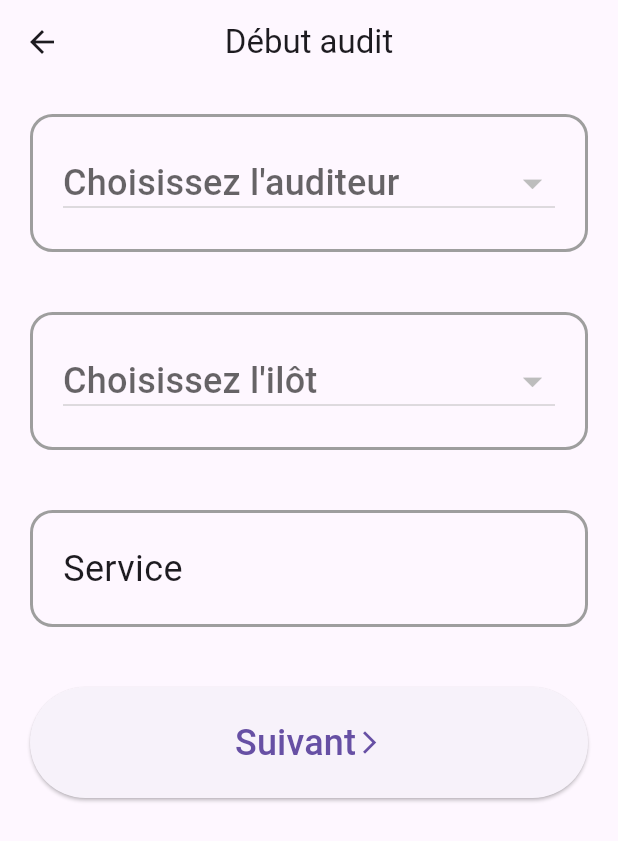
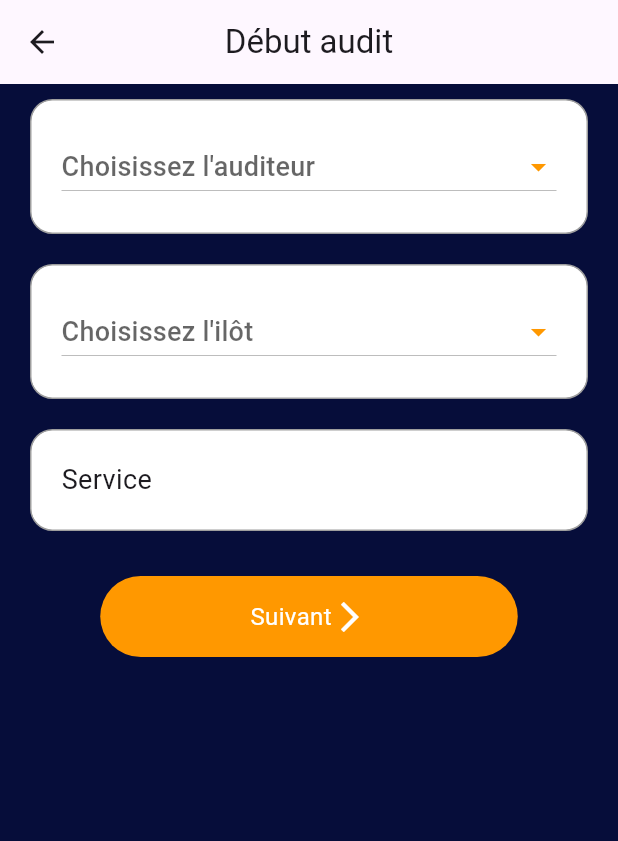
Before and after one commit to ghhada/AUDIT_5S, a Flutter app: the DebutAuditPage screen opened directly, on a phone screen of 412 x 824 dp. Shown: the top 841 px of the screen. Run offline on Flutter 3.47's test engine with Material 3 defaults, Android fonts, the phone set to English and light mode, and no system bars; our stand-ins replace charts_flutter, firebase_analytics, firebase_core, firebase_database, fl_chart, shared_preferences; accounts and stored records are empty.

Commit message:
Description de vos modifications

```diff
--- a/lib/audit/DebutAuditPage.dart
+++ b/lib/audit/DebutAuditPage.dart
@@ -26,7 +26,8 @@ class DebutAuditPage extends StatefulWidget {
   _DebutAuditPageState createState() => _DebutAuditPageState();
 }
 
-class _DebutAuditPageState extends State<DebutAuditPage> {
+class _DebutAuditPageState extends State<DebutAuditPage>
+{
   String? selectedAuditeur;
   String? selectedService;
   String? selectedIlot;
@@ -85,7 +86,7 @@ class _DebutAuditPageState extends State<DebutAuditPage> {
         ),
       );
     } else {
-      // Affichez une boîte de dialogue ou un message d'erreur indiquant à l'utilisateur de remplir toutes les informations nécessaires.
+      // Gérer le cas où les champs ne sont pas sélectionnés
     }
   }
 
@@ -96,25 +97,34 @@ class _DebutAuditPageState extends State<DebutAuditPage> {
         centerTitle: true,
         title: const Text("Début audit"),
       ),
+      backgroundColor: Color(0xFF060D3A),
       body: SingleChildScrollView(
         child: Column(
           crossAxisAlignment: CrossAxisAlignment.stretch,
           children: [
-            Padding(
-              padding: const EdgeInsets.all(20.0),
-              child: Container(
-                padding: widget.containerPadding,
+            // Dropdown pour choisir l'auditeur
+            Container(
+              padding: EdgeInsets.all(20.0),
+              margin: EdgeInsets.symmetric(horizontal: 20.0, vertical: 10.0),
               decoration: BoxDecoration(
-                  border: Border.all(color: Colors.grey, width: widget.containerBorderWidth),
+                color: Color(0xFFFFFFFF),
+                border: Border.all(color: Colors.grey, width: 1.0),
                 borderRadius: BorderRadius.circular(15),
               ),
+              child: Theme(
+                data: Theme.of(context).copyWith(
+                  unselectedWidgetColor: Colors.orange,
+                ),
                 child: DropdownButton<String>(
-                  iconSize: widget.dropdownIconSize,
-                  icon: Icon(Icons.arrow_drop_down),
+                  iconSize: 24.0,
+                  icon: Icon(
+                    Icons.arrow_drop_down,
+                    color: Colors.orange,
+                  ),
                   isExpanded: true,
                   hint: Text(
                     "Choisissez l'auditeur",
-                    style: TextStyle(fontSize: widget.labelTextSize),
+                    style: TextStyle(fontSize: 18.0),
                   ),
                   value: selectedAuditeur,
                   items: auditeursNoms.map((String nom) {
@@ -122,7 +132,7 @@ class _DebutAuditPageState extends State<DebutAuditPage> {
                       value: nom,
                       child: Text(
                         nom,
-                        style: TextStyle(fontSize: widget.dropdownItemFontSize),
+                        style: TextStyle(fontSize: 18.0),
                       ),
                     );
                   }).toList(),
@@ -135,21 +145,25 @@ class _DebutAuditPageState extends State<DebutAuditPage> {
                 ),
               ),
             ),
-            Padding(
-              padding: const EdgeInsets.all(20.0),
-              child: Container(
-                padding: widget.containerPadding,
+            // Dropdown pour choisir l'ilôt
+            Container(
+              padding: EdgeInsets.all(20.0),
+              margin: EdgeInsets.symmetric(horizontal: 20.0, vertical: 10.0),
               decoration: BoxDecoration(
-                  border: Border.all(color: Colors.grey, width: widget.containerBorderWidth),
+                color: Color(0xFFFFFFFF),
+                border: Border.all(color: Colors.grey, width: 1.0),
                 borderRadius: BorderRadius.circular(15),
               ),
               child: DropdownButton<String>(
-                  iconSize: widget.dropdownIconSize,
-                  icon: Icon(Icons.arrow_drop_down),
+                iconSize: 24.0,
+                icon: Icon(
+                  Icons.arrow_drop_down,
+                  color: Colors.orange,
+                ),
                 isExpanded: true,
                 hint: Text(
                   "Choisissez l'ilôt",
-                    style: TextStyle(fontSize: widget.labelTextSize),
+                  style: TextStyle(fontSize: 18.0),
                 ),
                 value: selectedIlot,
                 items: ilotsNoms.map((String nom) {
@@ -157,7 +171,7 @@ class _DebutAuditPageState extends State<DebutAuditPage> {
                     value: nom,
                     child: Text(
                       nom,
-                        style: TextStyle(fontSize: widget.dropdownItemFontSize),
+                      style: TextStyle(fontSize: 18.0),
                     ),
                   );
                 }).toList(),
@@ -168,37 +182,54 @@ class _DebutAuditPageState extends State<DebutAuditPage> {
                 },
               ),
             ),
-            ),
-            Padding(
-              padding: const EdgeInsets.all(20.0),
-              child: Container(
-                padding: widget.containerPadding,
+            // Affichage du service sélectionné
+            Container(
+              padding: EdgeInsets.all(20.0),
+              margin: EdgeInsets.symmetric(horizontal: 20.0, vertical: 10.0),
               decoration: BoxDecoration(
-                  border: Border.all(color: Colors.grey, width: widget.containerBorderWidth),
+                color: Color(0xFFFFFFFF),
+                border: Border.all(color: Colors.grey, width: 1.0),
                 borderRadius: BorderRadius.circular(15),
               ),
               child: Text(
                 selectedAuditeur != null ? "Service : $selectedService" : "Service",
-                  style: TextStyle(fontSize: widget.labelTextSize),
+                style: TextStyle(fontSize: 18.0),
               ),
             ),
+            // Bouton pour passer à la page suivante
+            Center(
+              child: Container(
+                padding: EdgeInsets.only(top: 20.0),
+                child: InkWell(
+                  onTap: () {
+                    _navigateToNextPage(context);
+                  },
+                  borderRadius: BorderRadius.circular(30.0),
+                  child: Ink(
+                    decoration: BoxDecoration(
+                      color: Colors.orange,
+                      borderRadius: BorderRadius.circular(30.0),
                     ),
-            Padding(
-              padding: const EdgeInsets.all(20.0),
-              child: ElevatedButton(
-                onPressed: () => _navigateToNextPage(context),
+                    child: const Padding(
+                      padding: EdgeInsets.symmetric(vertical: 15, horizontal:100),
                       child: Row(
                         mainAxisSize: MainAxisSize.min,
                         children: [
                           Text(
-                      "Suivant",
-                      style: TextStyle(fontSize: widget.buttonFontSize),
+                            'Suivant',
+                            style: TextStyle(
+                              fontSize: 16,
+                              color: Colors.white,
                             ),
-                    Icon(Icons.arrow_forward_ios),
+                          ),
+                          Icon(
+                            Icons.arrow_forward_ios,
+                            color: Colors.white,
+                          ),
                         ],
                       ),
-                style: ElevatedButton.styleFrom(
-                  padding: widget.buttonTextPadding,
+                    ),
+                  ),
                 ),
               ),
             ),
--- a/lib/buttons/Plan d action.dart
+++ b/lib/buttons/Plan d action.dart
@@ -1,5 +1,5 @@
 import 'package:flutter/material.dart';
-import '../PAC/pac.dart'; // Assure-toi que le chemin est correct.
+import '../PAC/pac.dart';
 
 class Button2Page extends StatelessWidget {
   @override
```
Also changed, not shown: lib/PAC/pac.dart (+54 -44 lines), lib/audit/TableauAudit.dart (+6 -9 lines), lib/screens/main_activity2.dart (line endings or trailing spaces), 1 other file. Lines whose indentation alone changed are shown as unchanged.
